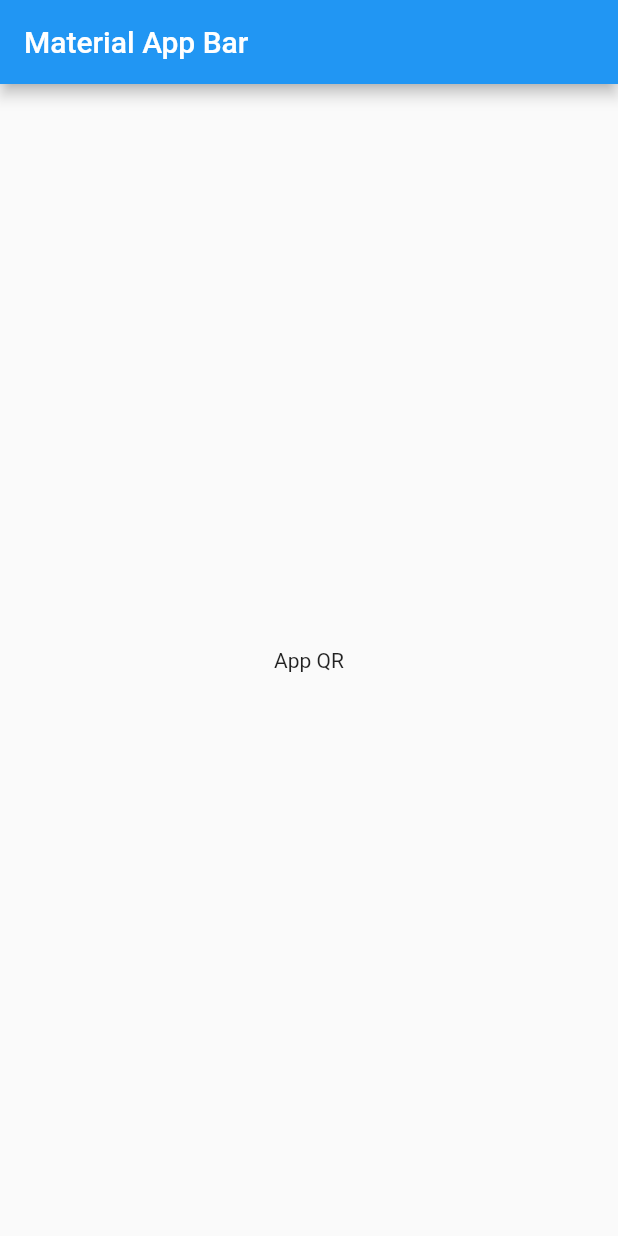
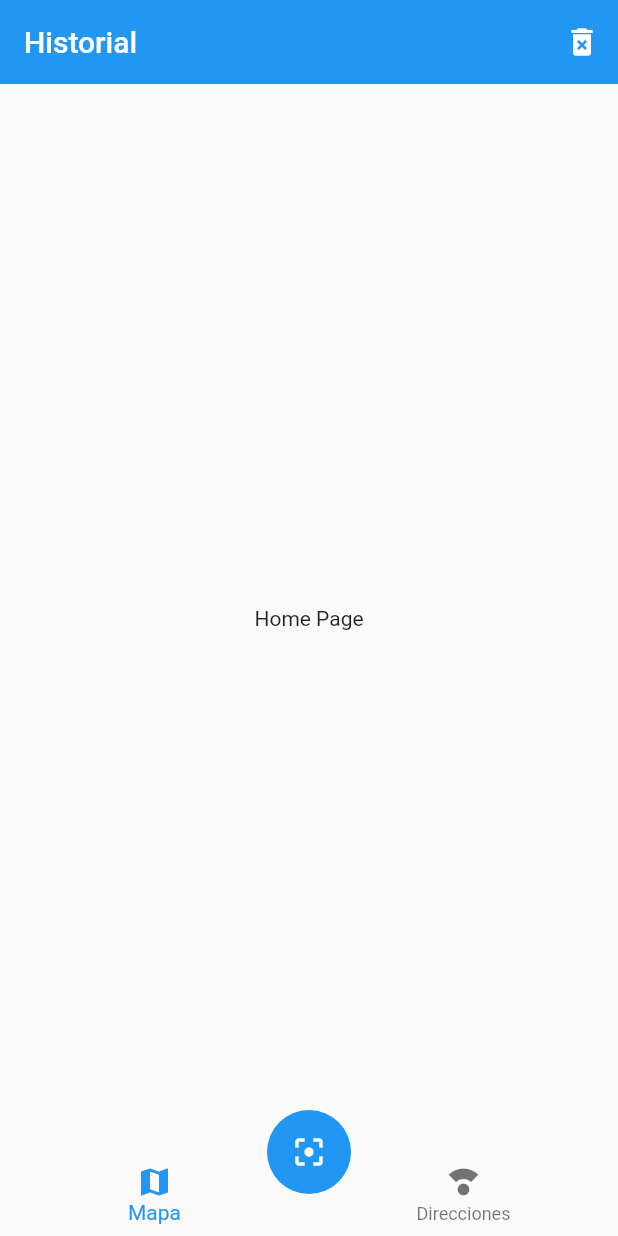
Before and after one commit to gilmarsanchez8/flutter-app-qr, a Flutter app: the screen it shows after launch, on a phone screen of 412 x 824 dp. Run offline on Flutter 3.47's test engine with Material 2 defaults, Android fonts, the light colour scheme and no system bars.

Commit message:
Crear paginas y botones de navegacion

```diff
--- a/lib/main.dart
+++ b/lib/main.dart
@@ -1,4 +1,6 @@
 import 'package:flutter/material.dart';
+import 'package:flutter_app_qr/pages/home_page.dart';
+import 'package:flutter_app_qr/pages/maps_page.dart';
 
 void main() => runApp(MyApp());
 
@@ -6,17 +8,13 @@ class MyApp extends StatelessWidget {
   @override
   Widget build(BuildContext context) {
     return MaterialApp(
-      title: 'Material App',
-      home: Scaffold(
-        appBar: AppBar(
-          title: Text('Material App Bar'),
-        ),
-        body: Center(
-          child: Container(
-            child: Text('App QR'),
-          ),
-        ),
-      ),
+      debugShowCheckedModeBanner: false,
+      title: 'QR Reader',
+      initialRoute: 'home',
+      routes: {
+        'home' : (_) => HomePage(),
+        'mapa' : (_) => MapaPage(),
+      },
     );
   }
 }
--- /dev/null
+++ b/lib/pages/home_page.dart
@@ -0,0 +1,27 @@
+import 'package:flutter/material.dart';
+import 'package:flutter_app_qr/widgets/custom_navigator_bar.dart';
+import 'package:flutter_app_qr/widgets/scan_buttom.dart';
+
+class HomePage extends StatelessWidget {
+  @override
+  Widget build(BuildContext context) {
+    return Scaffold(
+      appBar: AppBar(
+        elevation: 0,
+        title: Text('Historial'),
+        actions: [
+          IconButton(
+            icon: Icon(Icons.delete_forever),
+            onPressed: (){}
+          )
+        ],
+      ),
+      body: Center(
+        child: Text('Home Page'),
+      ),
+      bottomNavigationBar: CustomNavigationBar(),
+      floatingActionButton: ScanButton(),
+      floatingActionButtonLocation: FloatingActionButtonLocation.centerDocked,
+    );
+  }
+}
--- /dev/null
+++ b/lib/pages/maps_page.dart
@@ -0,0 +1,12 @@
+import 'package:flutter/material.dart';
+
+class MapaPage extends StatelessWidget {
+  @override
+  Widget build(BuildContext context) {
+    return Scaffold(
+      body: Center(
+        child: Text('Mapa page'),
+      ),
+    );
+  }
+}
--- /dev/null
+++ b/lib/widgets/custom_navigator_bar.dart
@@ -0,0 +1,21 @@
+
+import 'package:flutter/material.dart';
+class CustomNavigationBar extends StatelessWidget {
+  @override
+  Widget build(BuildContext context) {
+    return BottomNavigationBar(
+      elevation: 0,
+      currentIndex: 0,
+      items: <BottomNavigationBarItem>[
+        BottomNavigationBarItem(
+          icon: Icon(Icons.map),
+          label: 'Mapa'
+        ),
+        BottomNavigationBarItem(
+          icon: Icon(Icons.compass_calibration),
+          label: 'Direcciones'
+        )
+      ],
+    );
+  }
+}
--- /dev/null
+++ b/lib/widgets/scan_buttom.dart
@@ -0,0 +1,13 @@
+
+import 'package:flutter/material.dart';
+
+class ScanButton extends StatelessWidget {
+  @override
+  Widget build(BuildContext context) {
+    return FloatingActionButton(
+      elevation: 0,
+      child: Icon(Icons.filter_center_focus),
+      onPressed: () {},
+    );
+  }
+}
```
